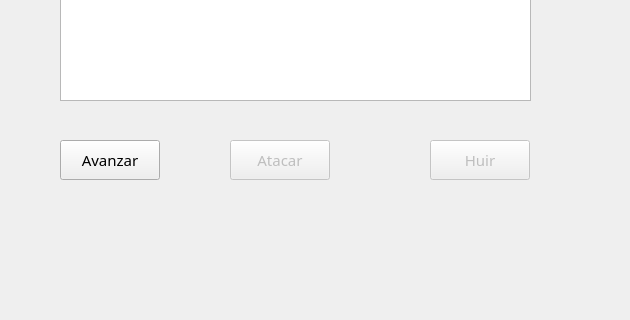
Before: the Qt Designer form mainwindow.ui in alejandrolri/informatica_avanzada, drawn with Qt 5; both pictures show x 0 to 630 and y 90 to 410 of the 800 by 600 pixel window.
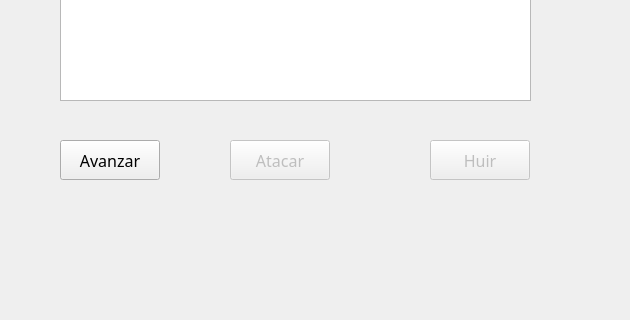
After: the same form once the commit is applied. Icons and pictures are not drawn.

```diff
--- a/mainwindow.ui
+++ b/mainwindow.ui
@@ -33,6 +33,12 @@
       <height>40</height>
      </rect>
     </property>
+    <property name="font">
+     <font>
+      <family>Old English Text MT</family>
+      <pointsize>12</pointsize>
+     </font>
+    </property>
     <property name="text">
      <string>Avanzar</string>
     </property>
@@ -49,6 +55,12 @@
       <height>40</height>
      </rect>
     </property>
+    <property name="font">
+     <font>
+      <family>Old English Text MT</family>
+      <pointsize>12</pointsize>
+     </font>
+    </property>
     <property name="text">
      <string>Atacar</string>
     </property>
@@ -65,6 +77,12 @@
       <height>40</height>
      </rect>
     </property>
+    <property name="font">
+     <font>
+      <family>Old English Text MT</family>
+      <pointsize>12</pointsize>
+     </font>
+    </property>
     <property name="text">
      <string>Huir</string>
     </property>
```
Left out of the diff: 6 changed lines with no effect on the pictures.
